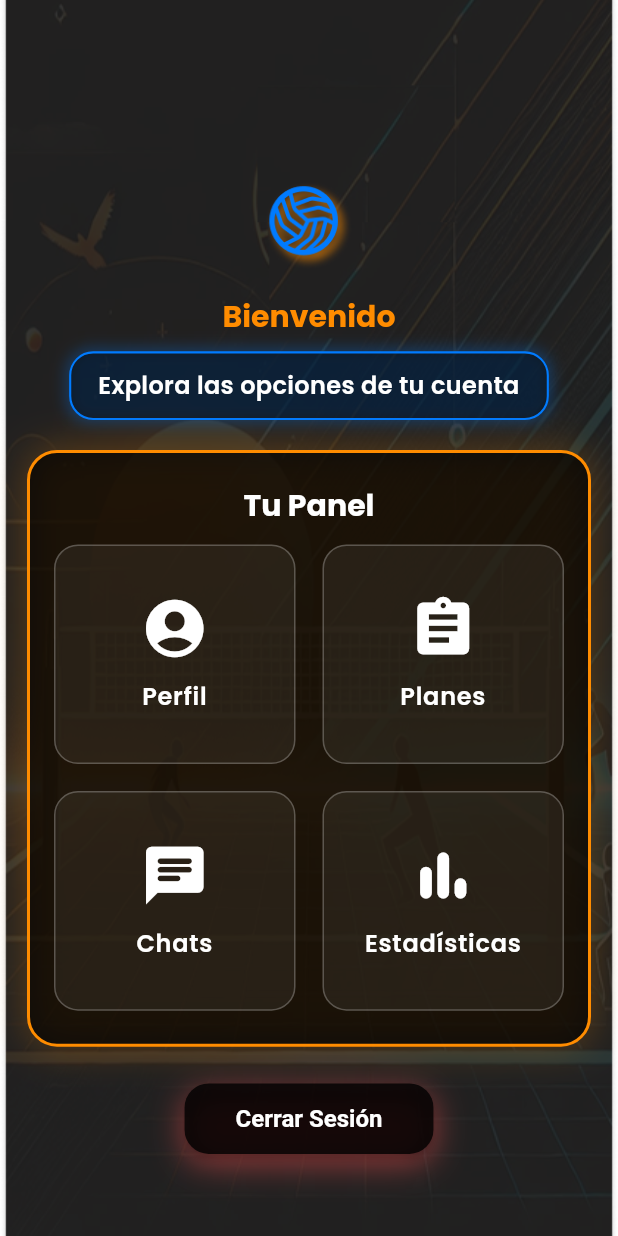
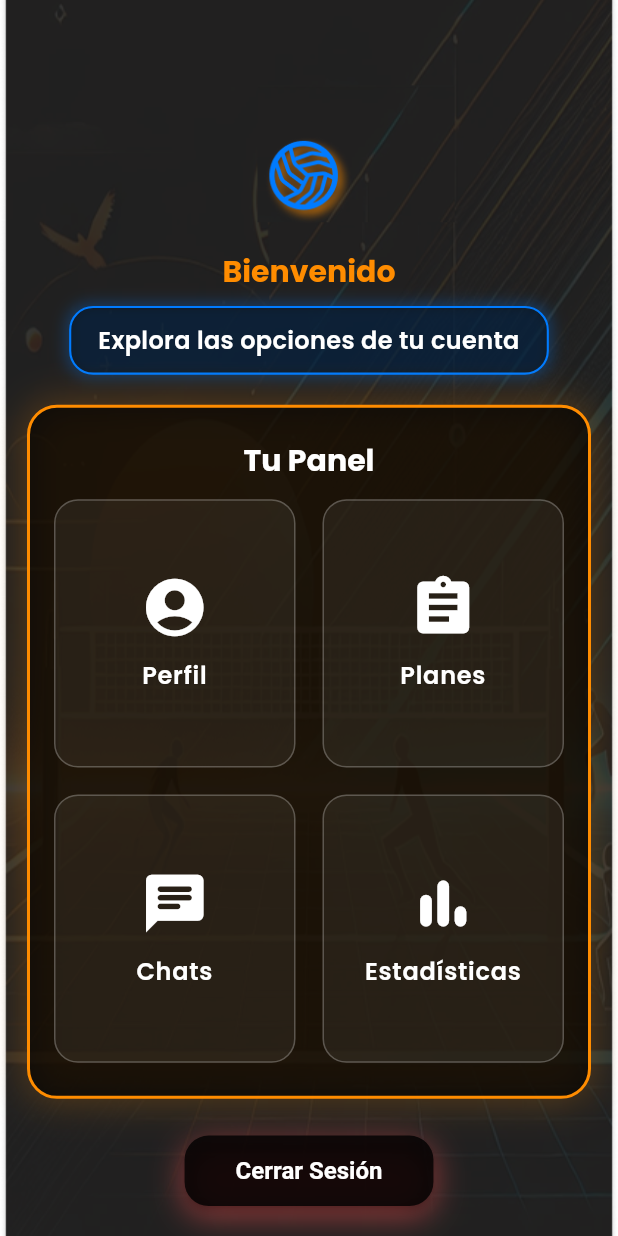
Before and after one commit to juanpcns/voleyball-training, a Flutter app: the screen it shows once a user with an empty profile is signed in, on a phone screen of 412 x 824 dp. Run offline on Flutter 3.47's test engine with Material 3 defaults, Android fonts, the phone set to English and light mode, and no system bars; our stand-ins replace cloud_firestore, firebase_auth, firebase_core, fl_chart, shimmer; accounts and stored records are empty.

Commit message:
Corregido el diseño del menu

```diff
--- a/voleyballtraining/lib/Views/menu/main_menu_view.dart
+++ b/voleyballtraining/lib/Views/menu/main_menu_view.dart
@@ -7,6 +7,7 @@ import '../profile/user_profile_view.dart';
 import '../users/user_list_view.dart';
 import 'package:voleyballtraining/Views/Styles/colors/app_colors.dart';
 import 'package:voleyballtraining/Views/Styles/templates/home_view_template.dart';
+
 // IMPORTA LA NUEVA VISTA DE ESTADÍSTICAS
 import '../stats/stats_view_selector.dart';
 
@@ -116,7 +117,7 @@ class MainMenuView extends StatelessWidget {
                           crossAxisCount: 2,
                           crossAxisSpacing: 18,
                           mainAxisSpacing: 18,
-                          childAspectRatio: 1.10,
+                          childAspectRatio: 0.9, // Modificado para evitar overflow
                         ),
                         children: [
                           _PanelButton(
@@ -254,19 +255,25 @@ class _PanelButton extends StatelessWidget {
             borderRadius: BorderRadius.circular(16),
             border: Border.all(color: Colors.white.withOpacity(0.24), width: 1),
           ),
-          padding: const EdgeInsets.symmetric(vertical: 16),
+          padding: const EdgeInsets.symmetric(vertical: 16, horizontal: 6),
           child: Column(
             mainAxisAlignment: MainAxisAlignment.center,
             children: [
               Icon(icon, size: 46, color: Colors.white),
               const SizedBox(height: 10),
-              Text(
+              Flexible(
+                child: Text(
                   label,
+                  softWrap: true,
+                  maxLines: 2,
+                  overflow: TextOverflow.ellipsis,
                   style: Theme.of(context).textTheme.bodyLarge?.copyWith(
                         color: Colors.white,
                         fontWeight: FontWeight.w600,
+                        fontSize: 16,
                       ),
                   textAlign: TextAlign.center,
+                ),
               ),
             ],
           ),
```
Also changed, not shown: 1 other file. Lines whose indentation alone changed are shown as unchanged.
